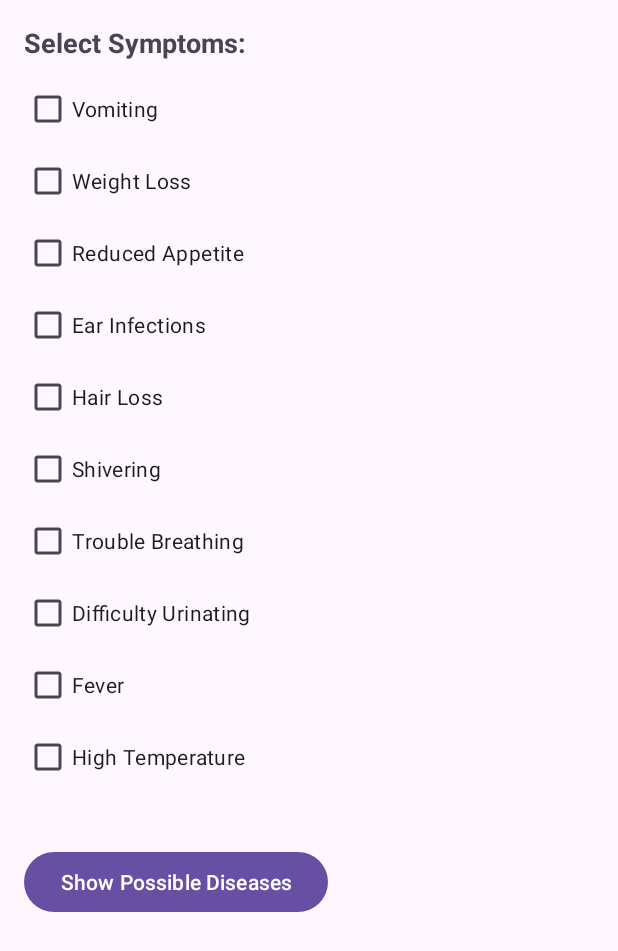
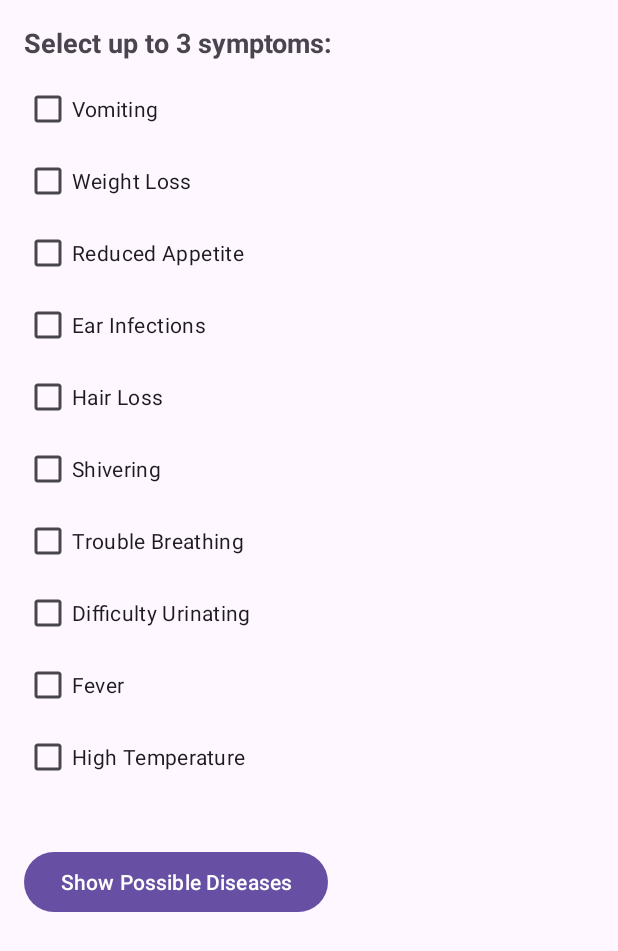
Before and after one commit to nutFL1X/VetVisor, an Android app: the Symptoms screen opened directly, with no data from a screen before it, on a phone screen of 412 x 824 dp. Shown: the top 951 px of the screen. Run offline under Robolectric (Android 15) with nearby library versions, the phone set to English and light mode, and no system bars; Roboto replaces fonts that are not available here.

Commit message:
Finished symptoms menu for pets, added a basic profile, profile grabs info from entered info

```diff
--- a/app/src/main/res/layout/activity_symptoms.xml
+++ b/app/src/main/res/layout/activity_symptoms.xml
@@ -12,7 +12,7 @@
     <TextView
         android:layout_width="wrap_content"
         android:layout_height="wrap_content"
-        android:text="Select Symptoms:"
+        android:text="Select up to 3 symptoms:"
         android:textSize="18sp"
         android:textStyle="bold"
         android:layout_marginBottom="8dp"/>
```
Also changed, not shown: app/src/main/java/com/example/vetvisor/Symptoms.java (+15 -1 lines).
